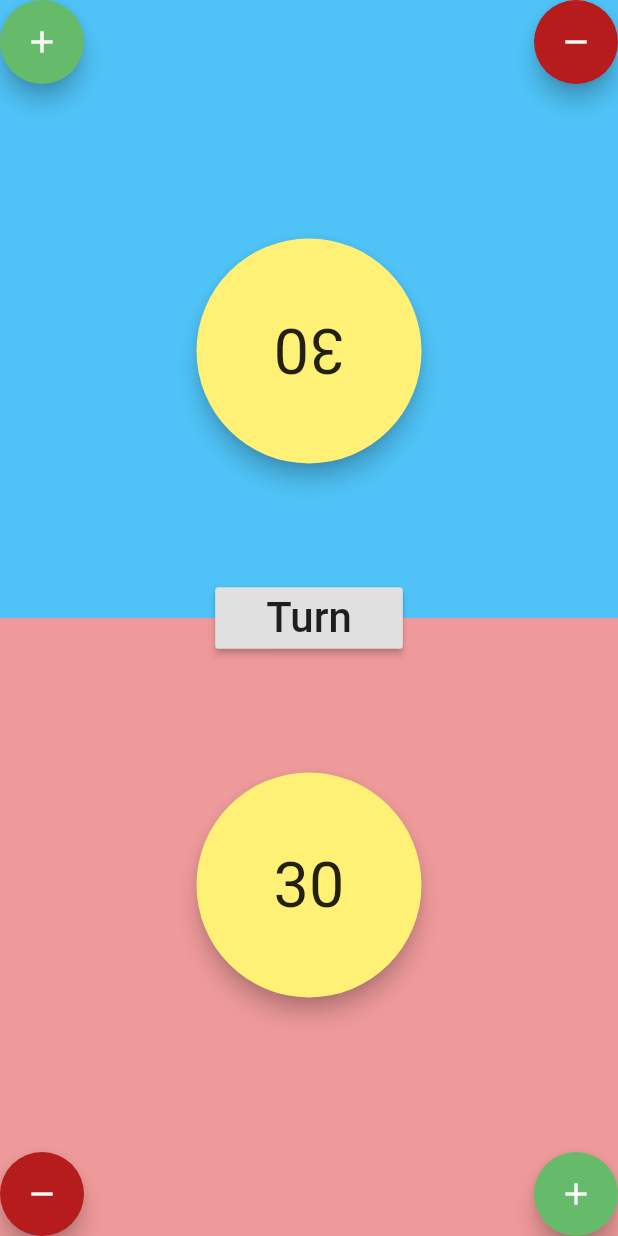
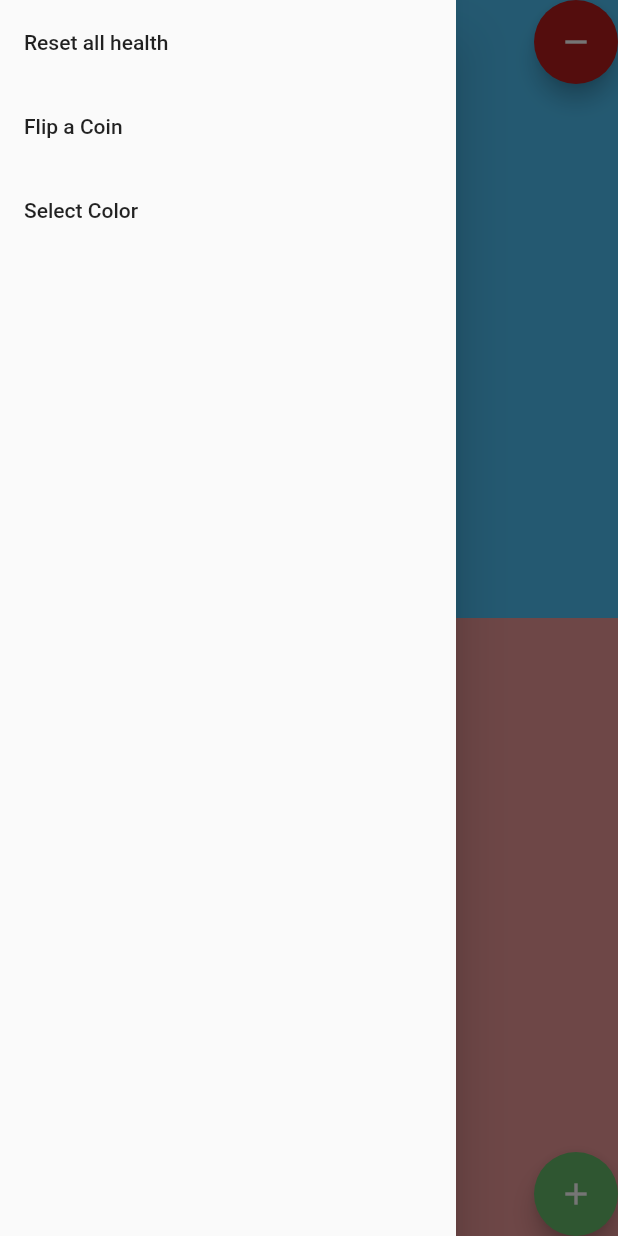
Before and after one commit to zbarbuto/lethalhealth, a Flutter app: the screen it shows after launch, with the side drawer open (before the commit the screen has no drawer), on a phone screen of 412 x 824 dp. Run offline on Flutter 3.47's test engine with Material 2 defaults, Android fonts, the light colour scheme and no system bars; our stand-ins replace flutter_colorpicker, shared_preferences.

Commit message:
Add player color settings and health reset option

```diff
--- a/lib/health_manager.dart
+++ b/lib/health_manager.dart
@@ -7,12 +7,14 @@ class HealthManager extends StatelessWidget {
   final bool hasCoin;
   final Function onHealth;
   final Function onCoin;
+  final Function onSettings;
 
   HealthManager(
       {this.health = 0,
       this.hasCoin,
       this.color = Colors.cyan,
       this.onHealth,
+      this.onSettings,
       this.onCoin});
 
   @override
@@ -69,6 +71,13 @@ class HealthManager extends StatelessWidget {
                 child: Icon(Icons.remove),
               ),
               FloatingActionButton(
+                backgroundColor: Colors.blueGrey.shade300,
+                child: Icon(Icons.settings),
+                onPressed: () {
+                  onSettings();
+                },
+              ),
+              FloatingActionButton(
                 onPressed: () {
                   onHealth(HealthMode.add);
                 },
--- a/lib/main.dart
+++ b/lib/main.dart
@@ -1,6 +1,10 @@
+import 'dart:math';
+
 import 'package:flutter/material.dart';
+import 'package:flutter_colorpicker/flutter_colorpicker.dart';
 import 'package:lethal_health/player.dart';
 import 'package:lethal_health/player_card.dart';
+import 'package:shared_preferences/shared_preferences.dart';
 
 void main() {
   runApp(MyApp());
@@ -31,22 +35,108 @@ class MyHomePage extends StatefulWidget {
 }
 
 class _MyHomePageState extends State<MyHomePage> {
+  Future<SharedPreferences> _prefs = SharedPreferences.getInstance();
+
   List<Player> players = [
     Player(color: Colors.lightBlue.shade300),
     Player(color: Colors.red.shade200)
   ];
 
+  Player contextPlayer;
+
   @override
   Widget build(BuildContext context) {
-    //
     return SafeArea(
       child: Scaffold(
-        body: Stack(
+        drawerEdgeDragWidth: 0,
+        drawer: Drawer(
+          child: ListView(
+            // Important: Remove any padding from the ListView.
+            padding: EdgeInsets.zero,
+            children: <Widget>[
+              ListTile(
+                title: Text('Reset all health'),
+                onTap: () {
+                  setState(() {
+                    players.forEach((element) {
+                      element.health = element.startHealth;
+                    });
+                  });
+                  Navigator.of(context).pop();
+                },
+              ),
+              ListTile(
+                title: Text('Flip a Coin'),
+                onTap: () {
+                  Navigator.of(context).pop();
+                  final result = Random().nextBool();
+                  showDialog(
+                    context: context,
+                    child: AlertDialog(
+                      content: SingleChildScrollView(
+                        child: Text(result ? 'Heads' : 'Tails'),
+                      ),
+                      actions: <Widget>[
+                        FlatButton(
+                          child: const Text('Done'),
+                          onPressed: () {
+                            setState(() {});
+                            Navigator.of(context).pop();
+                          },
+                        ),
+                      ],
+                    ),
+                  );
+                },
+              ),
+              ListTile(
+                title: Text('Select Color'),
+                onTap: () {
+                  Navigator.of(context).pop();
+                  showDialog(
+                    context: context,
+                    child: AlertDialog(
+                      title: const Text('Pick a color!'),
+                      content: SingleChildScrollView(
+                        child: ColorPicker(
+                          pickerColor: Colors.red,
+                          onColorChanged: (color) {
+                            setState(() {
+                              contextPlayer.color = color;
+                            });
+                            _storePlayerSettings(contextPlayer);
+                          },
+                          showLabel: true,
+                          pickerAreaHeightPercent: 0.8,
+                        ),
+                      ),
+                      actions: <Widget>[
+                        FlatButton(
+                          child: const Text('Done'),
+                          onPressed: () {
+                            setState(() {});
+                            Navigator.of(context).pop();
+                          },
+                        ),
+                      ],
+                    ),
+                  );
+                },
+              ),
+            ],
+          ),
+        ),
+        body: Builder(
+          builder: (context) => Stack(
             children: [
               Center(
                 child: Column(
                     children: players
                         .map((player) => PlayerCard(
+                              onSettings: () {
+                                contextPlayer = player;
+                                Scaffold.of(context).openDrawer();
+                              },
                               inverted: players.indexOf(player) == 0,
                               player: player,
                               updatePlayers: _updatePlayers,
@@ -73,7 +163,22 @@ class _MyHomePageState extends State<MyHomePage> {
             ],
           ),
         ),
+      ),
     );
+  }
+
+  @override
+  void initState() {
+    super.initState();
+    _prefs.then((prefs) {
+      for (var i = 0; i < players.length; i++) {
+        var colorString = prefs.getString('player${i}color') ??
+            players[i].color.value.toRadixString(16);
+        players[i].color = HexColor(colorString);
+      }
+
+      setState(() {});
+    });
   }
 
   _updatePlayers() {
@@ -81,4 +186,24 @@ class _MyHomePageState extends State<MyHomePage> {
       players = [...players];
     });
   }
+
+  _storePlayerSettings(Player player) {
+    int index = players.indexOf(player);
+    _prefs.then((SharedPreferences prefs) {
+      prefs.setString(
+          'player${index}color', player.color.value.toRadixString(16));
+    });
   }
+}
+
+class HexColor extends Color {
+  static int _getColorFromHex(String hexColor) {
+    hexColor = hexColor.toUpperCase().replaceAll("#", "");
+    if (hexColor.length == 6) {
+      hexColor = "FF" + hexColor;
+    }
+    return int.parse(hexColor, radix: 16);
+  }
+
+  HexColor(final String hexColor) : super(_getColorFromHex(hexColor));
+}
--- a/lib/player.dart
+++ b/lib/player.dart
@@ -4,7 +4,8 @@ import 'health_mode.dart';
 
 class Player {
   HealthMode healthMode = HealthMode.none;
-  int health = 30;
+  int startHealth;
+  int health;
   bool hasCoin = true;
   Color color;
 
@@ -12,5 +13,5 @@ class Player {
     return healthMode != HealthMode.none;
   }
 
-  Player({this.color});
+  Player({this.color, this.startHealth = 30}) : this.health = startHealth;
 }
--- a/lib/player_card.dart
+++ b/lib/player_card.dart
@@ -10,9 +10,14 @@ import 'health_mode.dart';
 class PlayerCard extends StatelessWidget {
   final Player player;
   final Function updatePlayers;
+  final Function onSettings;
   final bool inverted;
 
-  PlayerCard({this.player, this.updatePlayers, this.inverted = false});
+  PlayerCard(
+      {this.player,
+      this.updatePlayers,
+      this.onSettings,
+      this.inverted = false});
 
   @override
   Widget build(BuildContext context) {
@@ -28,6 +33,7 @@ class PlayerCard extends StatelessWidget {
             health: player.health,
             color: player.color)
         : HealthManager(
+            onSettings: onSettings,
             onHealth: (HealthMode mode) {
               player.healthMode = mode;
               updatePlayers();
```
Also changed, not shown: pubspec.yaml (+5 -2 lines), pubspec.lock. Lines whose indentation alone changed are shown as unchanged.
